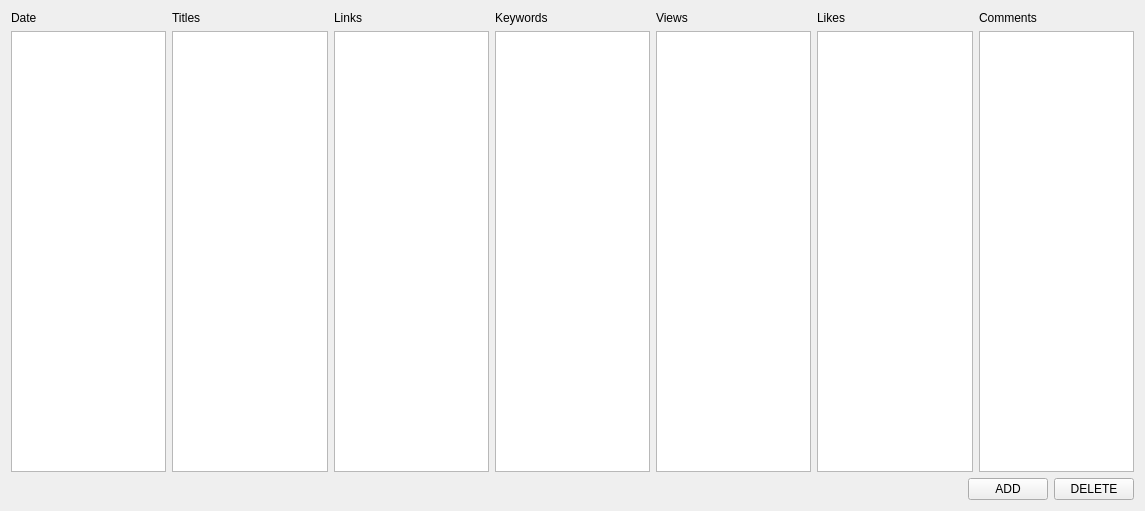
The window that src/sever/articles.ui (elvisxiaozhi/Auto-Fetch-News-System) describes before a commit, drawn with Qt 5.
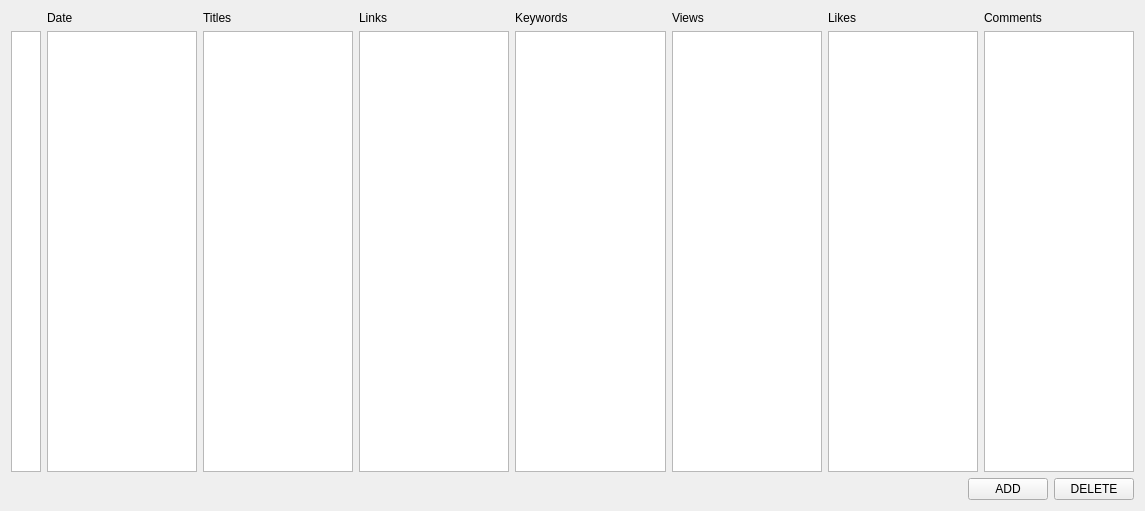
The same window after the commit.

Commit message: add column view

Diff of the .ui file:
```diff
--- a/src/sever/articles.ui
+++ b/src/sever/articles.ui
@@ -13,9 +13,50 @@
   <property name="windowTitle">
    <string>Form</string>
   </property>
+  <layout class="QVBoxLayout" name="verticalLayout_9">
+   <item>
+    <layout class="QHBoxLayout" name="horizontalLayout_2" stretch="0,0">
+     <item>
   <layout class="QVBoxLayout" name="verticalLayout_8">
    <item>
-    <layout class="QHBoxLayout" name="horizontalLayout">
+        <widget class="QLabel" name="label_8">
+         <property name="sizePolicy">
+          <sizepolicy hsizetype="Fixed" vsizetype="Preferred">
+           <horstretch>0</horstretch>
+           <verstretch>0</verstretch>
+          </sizepolicy>
+         </property>
+         <property name="maximumSize">
+          <size>
+           <width>30</width>
+           <height>16777215</height>
+          </size>
+         </property>
+         <property name="text">
+          <string/>
+         </property>
+        </widget>
+       </item>
+       <item>
+        <widget class="QColumnView" name="columnView">
+         <property name="sizePolicy">
+          <sizepolicy hsizetype="Fixed" vsizetype="Expanding">
+           <horstretch>0</horstretch>
+           <verstretch>0</verstretch>
+          </sizepolicy>
+         </property>
+         <property name="maximumSize">
+          <size>
+           <width>30</width>
+           <height>16777215</height>
+          </size>
+         </property>
+        </widget>
+       </item>
+      </layout>
+     </item>
+     <item>
+      <layout class="QHBoxLayout" name="horizontalLayout" stretch="0,0,0,0,0,0,0">
      <item>
       <layout class="QVBoxLayout" name="verticalLayout">
        <item>
@@ -26,7 +67,7 @@
         </widget>
        </item>
        <item>
-        <widget class="QListWidget" name="listWidget"/>
+          <widget class="QListWidget" name="dateList"/>
        </item>
       </layout>
      </item>
@@ -54,7 +95,7 @@
         </widget>
        </item>
        <item>
-        <widget class="QListWidget" name="listWidget_3"/>
+          <widget class="QListWidget" name="linkList"/>
        </item>
       </layout>
      </item>
@@ -68,7 +109,7 @@
         </widget>
        </item>
        <item>
-        <widget class="QListWidget" name="listWidget_4"/>
+          <widget class="QListWidget" name="keywordList"/>
        </item>
       </layout>
      </item>
@@ -82,7 +123,7 @@
         </widget>
        </item>
        <item>
-        <widget class="QListWidget" name="listWidget_5"/>
+          <widget class="QListWidget" name="viewLike"/>
        </item>
       </layout>
      </item>
@@ -96,7 +137,7 @@
         </widget>
        </item>
        <item>
-        <widget class="QListWidget" name="listWidget_6"/>
+          <widget class="QListWidget" name="likeList"/>
        </item>
       </layout>
      </item>
@@ -110,14 +151,16 @@
         </widget>
        </item>
        <item>
-        <widget class="QListWidget" name="listWidget_7"/>
+          <widget class="QListWidget" name="commentList"/>
+         </item>
+        </layout>
        </item>
       </layout>
      </item>
     </layout>
    </item>
    <item>
-    <layout class="QHBoxLayout" name="horizontalLayout_2">
+    <layout class="QHBoxLayout" name="horizontalLayout_3">
      <item>
       <spacer name="horizontalSpacer">
        <property name="orientation">
```
Lines whose indentation alone changed are shown as unchanged. The commit also changes 4 other files.
